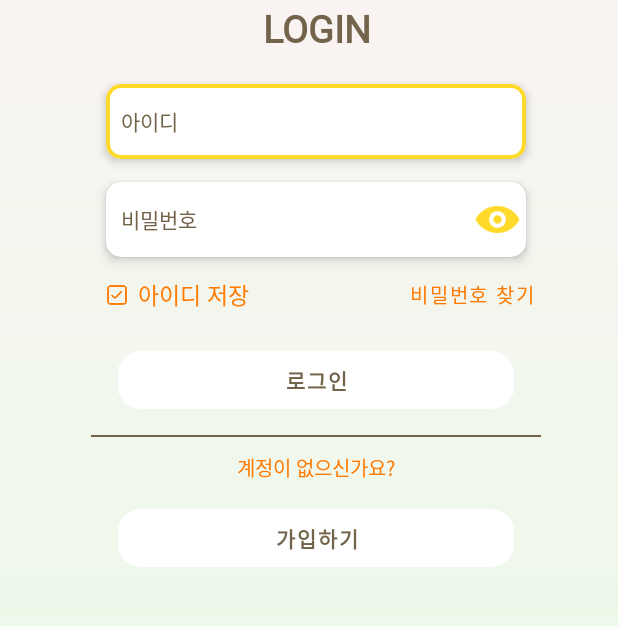
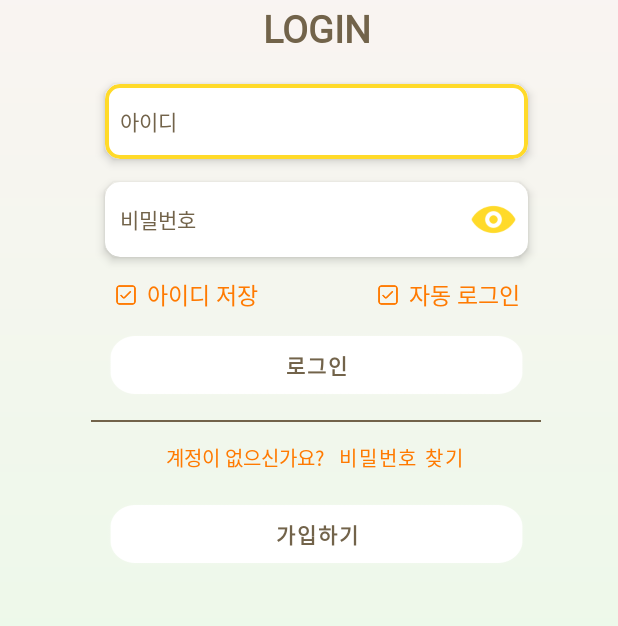
Before and after one commit to lgc6466/todoido2, an Android app: the screen it shows after launch (LoginActivity), after a tap on "로그인", on a phone screen of 412 x 824 dp, the part 283-909 px from its top. Run offline under Robolectric (Android 15) with nearby library versions, the phone set to English and light mode, and no system bars; our stand-ins replace Firebase (no records; nobody signed in at launch, a user with empty details on screens opened directly); 3 other taps on this screen came first.

Commit message:
자동로그인 추가

```diff
--- a/app/src/main/java/com/example/todoido/Fragment/SettingFragment.java
+++ b/app/src/main/java/com/example/todoido/Fragment/SettingFragment.java
@@ -1,11 +1,13 @@
 package com.example.todoido.Fragment;
 
+import static android.content.Context.MODE_PRIVATE;
 import static androidx.constraintlayout.helper.widget.MotionEffect.TAG;
 
 import android.app.AlertDialog;
 import android.app.Dialog;
 import android.content.DialogInterface;
 import android.content.Intent;
+import android.content.SharedPreferences;
 import android.content.res.ColorStateList;
 import android.graphics.Color;
 import android.graphics.Paint;
@@ -39,6 +41,7 @@ import androidx.fragment.app.Fragment;
 
 import com.bumptech.glide.Glide;
 import com.example.todoido.LoginActivity;
+import com.example.todoido.MainActivity;
 import com.example.todoido.R;
 import com.example.todoido.RegisterActivity;
 import com.google.android.gms.tasks.OnCompleteListener;
@@ -281,7 +284,6 @@ public class SettingFragment extends Fragment {
         });
 
 
-        // 로그아웃
         Button logoutButton = view.findViewById(R.id.logout_btn);
         logoutButton.setPaintFlags(logoutButton.getPaintFlags() | Paint.UNDERLINE_TEXT_FLAG);
         logoutButton.setOnClickListener(new View.OnClickListener() {
@@ -291,12 +293,22 @@ public class SettingFragment extends Fragment {
                 FirebaseAuth.getInstance().signOut();
                 Toast.makeText(getContext(), "로그아웃 되었습니다", Toast.LENGTH_SHORT).show();
 
+                // SharedPreferences에서 자동로그인 체크 상태를 해제
+                SharedPreferences sharedPreferences = getActivity().getSharedPreferences("login", MODE_PRIVATE);
+                SharedPreferences.Editor editor = sharedPreferences.edit();
+                editor.putBoolean("isAutoLoginChecked", false);
+                editor.remove("autoLoginId");
+                editor.remove("autoLoginPassword");
+                editor.apply();
+
                 // 로그인 화면으로 이동
                 Intent intent = new Intent(getActivity(), LoginActivity.class);
                 intent.addFlags(Intent.FLAG_ACTIVITY_CLEAR_TASK | Intent.FLAG_ACTIVITY_NEW_TASK);
                 startActivity(intent);
             }
         });
+
+
 
         // 회원 탈퇴
         Button deleteButton = view.findViewById(R.id.delet_btn);
@@ -444,10 +456,10 @@ public class SettingFragment extends Fragment {
                                             Log.d(TAG, "Successfully written theme to database!");
 
                                             // 테마 적용을 위해 앱을 재시작하라는 토스트 메시지 표시
-                                            Toast.makeText(getActivity(), "테마 적용을 위해 처음화면으로 돌아갑니다.", Toast.LENGTH_SHORT).show();
+                                            Toast.makeText(getActivity(), "테마 적용을 위해 DAY로 돌아갑니다.", Toast.LENGTH_SHORT).show();
 
                                             // 모든 액티비티를 종료하고 LoginActivity를 다시 시작(자동로그인 추가후 메인으로 변경예정)
-                                            Intent intent = new Intent(getActivity(), LoginActivity.class);
+                                            Intent intent = new Intent(getActivity(), MainActivity.class);
                                             intent.addFlags(Intent.FLAG_ACTIVITY_CLEAR_TOP | Intent.FLAG_ACTIVITY_NEW_TASK);
                                             startActivity(intent);
 
--- a/app/src/main/java/com/example/todoido/LoginActivity.java
+++ b/app/src/main/java/com/example/todoido/LoginActivity.java
@@ -34,7 +34,8 @@ public class LoginActivity extends AppCompatActivity {
     EditText et_id, et_pass;
     Button btn_login, btn_register;
     private boolean isChecked = false;
-    ImageButton eye, checkbox;
+    private boolean isAutoLoginChecked = false;
+    ImageButton eye, checkbox, checkbox2;
     private boolean isEyeOff = true;
     private SharedPreferences sharedPreferences;
     private SharedPreferences.Editor editor;
@@ -50,9 +51,24 @@ public class LoginActivity extends AppCompatActivity {
         et_pass = findViewById(R.id.et_pass);
         btn_register = findViewById(R.id.btn_register);
         checkbox = findViewById(R.id.checkbox);
+        checkbox2 = findViewById(R.id.checkbox2);
         eye = findViewById(R.id.eye);
 
         Auth = FirebaseAuth.getInstance();
+
+        // SharedPreferences에서 로그인 정보와 체크박스 상태를 불러옵니다.
+        sharedPreferences = getSharedPreferences("login", MODE_PRIVATE);
+        String autoLoginId = sharedPreferences.getString("autoLoginId", "");
+        String autoLoginPassword = sharedPreferences.getString("autoLoginPassword", "");
+        isAutoLoginChecked = sharedPreferences.getBoolean("isAutoLoginChecked", false);
+        // 저장된 로그인 정보가 있고, 체크박스가 체크되어 있는 경우
+        if(isAutoLoginChecked && !TextUtils.isEmpty(autoLoginId) && !TextUtils.isEmpty(autoLoginPassword)) {
+            // 로그인 과정을 건너뛰고 바로 메인 화면으로 이동합니다.
+            Intent intent = new Intent(LoginActivity.this, MainActivity.class);
+            intent.addFlags(Intent.FLAG_ACTIVITY_NEW_TASK | Intent.FLAG_ACTIVITY_CLEAR_TASK);
+            startActivity(intent);
+            finish();
+        }
 
         btn_register.setOnClickListener(new View.OnClickListener() {
             @Override
@@ -75,6 +91,16 @@ public class LoginActivity extends AppCompatActivity {
                 } else {
                     editor.remove("id");
                     editor.putBoolean("isChecked", false);
+                }
+
+                if(isAutoLoginChecked) {
+                    editor.putString("autoLoginId", str_id);
+                    editor.putString("autoLoginPassword", str_password); // 비밀번호는 암호화하여 저장하는 것이 좋습니다.
+                    editor.putBoolean("isAutoLoginChecked", true);
+                } else {
+                    editor.remove("autoLoginId");
+                    editor.remove("autoLoginPassword");
+                    editor.putBoolean("isAutoLoginChecked", false);
                 }
                 editor.apply();
 
@@ -147,12 +173,14 @@ public class LoginActivity extends AppCompatActivity {
         });
 
         checkbox.setBackgroundColor(ContextCompat.getColor(getApplicationContext(), R.color.orange));
+        checkbox2.setBackgroundColor(ContextCompat.getColor(getApplicationContext(), R.color.orange));
 
         sharedPreferences = getSharedPreferences("login", MODE_PRIVATE);
         editor = sharedPreferences.edit();
 
         // 체크박스 상태와 아이디를 불러옴
         isChecked = sharedPreferences.getBoolean("isChecked", false);
+        isAutoLoginChecked = sharedPreferences.getBoolean("isAutoLoginChecked", false);
         String savedId = sharedPreferences.getString("id", "");
 
         // 체크박스 상태에 따라 아이디를 설정하고 체크박스 모양 변경
@@ -161,6 +189,12 @@ public class LoginActivity extends AppCompatActivity {
             checkbox.setBackgroundResource(R.drawable.checked);
         } else {
             checkbox.setBackgroundResource(R.drawable.unchecked);
+        }
+
+        if(isAutoLoginChecked) {
+            checkbox2.setBackgroundResource(R.drawable.checked);
+        } else {
+            checkbox2.setBackgroundResource(R.drawable.unchecked);
         }
 
         //체크박스 모양 버튼
@@ -173,8 +207,29 @@ public class LoginActivity extends AppCompatActivity {
                     checkbox.setBackgroundResource(R.drawable.checked);
                 }
                 isChecked = !isChecked;
+
+                // 체크박스 상태를 SharedPreferences에 저장
+                editor.putBoolean("isChecked", isChecked);
+                editor.apply();
             }
         });
+
+        checkbox2.setOnClickListener(new View.OnClickListener() {
+            @Override
+            public void onClick(View v) {
+                if (isAutoLoginChecked) {
+                    checkbox2.setBackgroundResource(R.drawable.unchecked);
+                } else {
+                    checkbox2.setBackgroundResource(R.drawable.checked);
+                }
+                isAutoLoginChecked = !isAutoLoginChecked;
+
+                // 체크박스 상태를 SharedPreferences에 저장
+                editor.putBoolean("isAutoLoginChecked", isAutoLoginChecked);
+                editor.apply();
+            }
+        });
+
 
         // 보이기 숨기기 이미지버튼
         eye.setOnClickListener(new View.OnClickListener() {
--- a/app/src/main/res/layout/activity_login.xml
+++ b/app/src/main/res/layout/activity_login.xml
@@ -38,7 +38,9 @@
 
         <com.google.android.material.card.MaterialCardView
             android:id="@+id/id_cardview"
-            android:layout_width="280dp"
+            android:layout_width="match_parent"
+            android:layout_marginLeft="30dp"
+            android:layout_marginRight="30dp"
             android:layout_height="50dp"
             android:layout_gravity="center"
             app:cardBackgroundColor="#FFFFFF"
@@ -61,7 +63,7 @@
 
                 <EditText
                     android:id="@+id/et_id"
-                    android:layout_width="200dp"
+                    android:layout_width="match_parent"
                     android:layout_height="35dp"
                     android:layout_gravity="center"
                     android:layout_marginLeft="10dp"
@@ -74,7 +76,9 @@
 
         <com.google.android.material.card.MaterialCardView
             android:id="@+id/pw_cardview"
-            android:layout_width="280dp"
+            android:layout_width="match_parent"
+            android:layout_marginLeft="30dp"
+            android:layout_marginRight="30dp"
             android:layout_height="50dp"
             android:layout_gravity="center"
             android:layout_marginTop="15dp"
@@ -98,10 +102,11 @@
 
                 <EditText
                     android:id="@+id/et_pass"
-                    android:layout_width="170dp"
+                    android:layout_width="0dp"
                     android:layout_height="35dp"
                     android:layout_marginLeft="10dp"
                     android:layout_gravity="center"
+                    android:layout_weight="1"
                     android:textSize="12dp"
                     android:background="@android:color/transparent"
                     android:inputType="textPassword" />
@@ -110,7 +115,7 @@
                     android:id="@+id/eye"
                     android:layout_width="30dp"
                     android:layout_height="match_parent"
-                    android:layout_marginLeft="5dp"
+                    android:layout_marginRight="8dp"
                     android:background="?android:attr/selectableItemBackground"
                     android:gravity="center"
                     android:scaleType="fitCenter"
@@ -122,7 +127,9 @@
 
 
         <LinearLayout
-            android:layout_width="294dp"
+            android:layout_width="match_parent"
+            android:layout_marginLeft="30dp"
+            android:layout_marginRight="30dp"
             android:layout_height="40dp"
             android:layout_gravity="center"
             android:layout_marginTop="5dp"
@@ -147,24 +154,36 @@
                 android:textColor="#FF7A01"
                 android:textSize="15dp" />
 
-            <Button
-                android:id="@+id/btnFindPassword"
+            <ImageButton
+                android:id="@+id/checkbox2"
+                android:layout_width="17dp"
+                android:layout_height="17dp"
+                android:layout_gravity="center"
+                android:layout_marginLeft="5dp"
+                android:layout_marginRight="5dp"
+                android:background="@drawable/unchecked"/>
+
+            <TextView
+                android:id="@+id/autolog"
                 android:layout_width="wrap_content"
                 android:layout_height="wrap_content"
-                android:background="#00000000"
-                android:padding="0dp"
-                android:text="비밀번호 찾기"
+                android:layout_gravity="center"
+                android:text="자동 로그인"
+                android:layout_marginEnd="5dp"
                 android:textColor="#FF7A01"
-                android:textSize="13dp" />
+                android:textSize="15dp" />
+
+
 
         </LinearLayout>
 
         <Button
             android:id="@+id/btn_login"
-            android:layout_width="280dp"
+            android:layout_width="match_parent"
+            android:layout_marginLeft="25dp"
+            android:layout_marginRight="25dp"
             android:layout_height="53dp"
             android:layout_gravity="center"
-            android:layout_marginTop="10dp"
             android:background="@drawable/buttonbox"
             android:elevation="10dp"
             android:text="로그인"
@@ -182,22 +201,38 @@
             android:layout_marginTop="10dp"
             android:background="#72634A" />
 
-
+<LinearLayout
+    android:layout_width="wrap_content"
+    android:layout_height="wrap_content"
+    android:orientation="horizontal"
+    android:layout_gravity="center">
         <TextView
             android:layout_width="wrap_content"
             android:layout_height="wrap_content"
             android:layout_gravity="center"
-            android:layout_marginTop="10dp"
             android:text="계정이 없으신가요?"
+            android:layout_marginEnd="3dp"
             android:textColor="#FF7A01"
             android:textSize="13dp" />
 
         <Button
+            android:id="@+id/btnFindPassword"
+            android:layout_width="wrap_content"
+            android:layout_height="wrap_content"
+            android:background="#00000000"
+            android:padding="0dp"
+            android:layout_marginStart="3dp"
+            android:text="비밀번호 찾기"
+            android:textColor="#FF7A01"
+            android:textSize="13dp" />
+    </LinearLayout>
+        <Button
             android:id="@+id/btn_register"
-            android:layout_width="280dp"
+            android:layout_width="match_parent"
+            android:layout_marginLeft="25dp"
+            android:layout_marginRight="25dp"
             android:layout_height="53dp"
             android:layout_gravity="center"
-            android:layout_marginTop="10dp"
             android:background="@drawable/buttonbox"
             android:elevation="10dp"
             android:text="가입하기"
```
